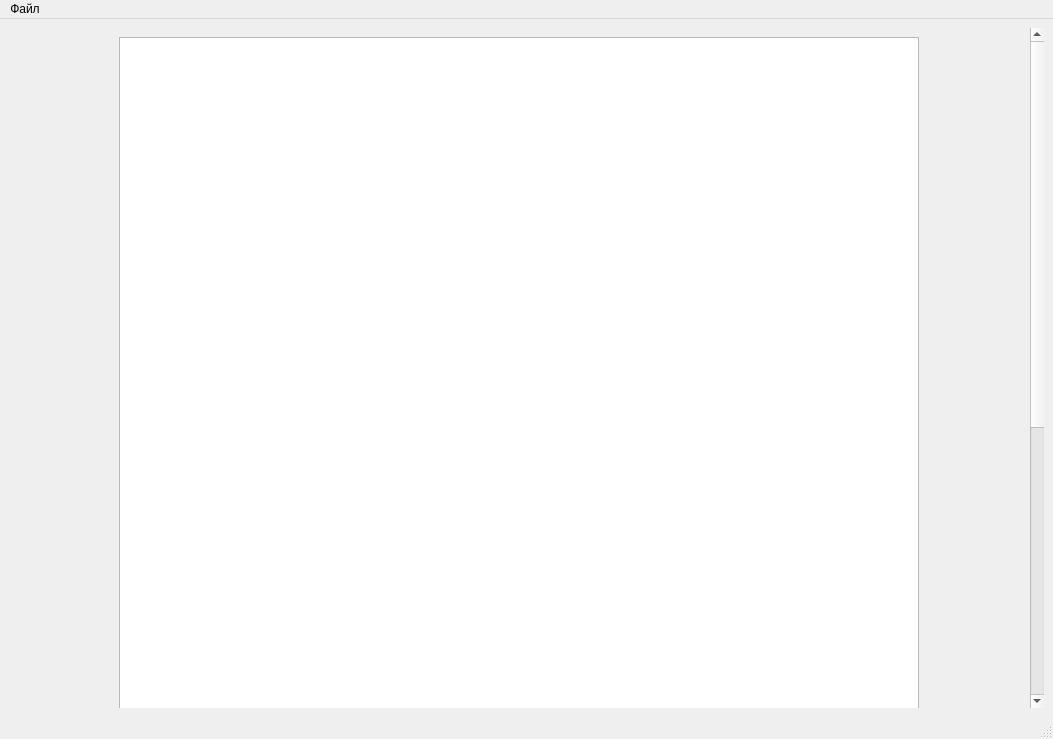
First picture: the form in main/views/main.ui, repository FEEDHILS/Text-Editor, before the edit.
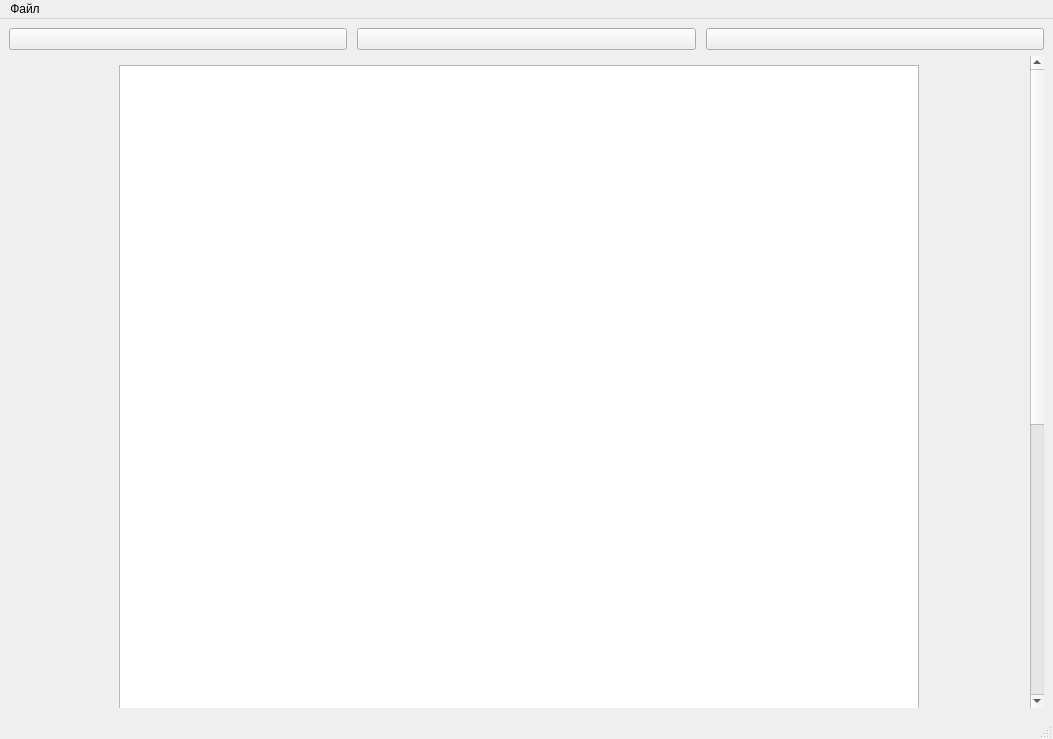
Second picture: the form after the edit. Icons and pictures are not drawn.

Patch:
```diff
--- a/main/views/main.ui
+++ b/main/views/main.ui
@@ -27,7 +27,7 @@
     <property name="leftMargin">
      <number>9</number>
     </property>
-    <item row="0" column="0">
+    <item row="1" column="0">
      <widget class="QScrollArea" name="DocumentArea">
       <property name="sizePolicy">
        <sizepolicy hsizetype="Expanding" vsizetype="Expanding">
@@ -112,7 +112,7 @@
 li.unchecked::marker { content: &quot;\2610&quot;; }
 li.checked::marker { content: &quot;\2612&quot;; }
 &lt;/style&gt;&lt;/head&gt;&lt;body style=&quot; font-family:'Times New Roman'; font-size:12pt; font-weight:400; font-style:normal;&quot;&gt;
-&lt;p style=&quot;-qt-paragraph-type:empty; margin-top:0px; margin-bottom:0px; margin-left:0px; margin-right:0px; -qt-block-indent:0; text-indent:0px; font-family:'Segoe UI'; font-size:9pt;&quot;&gt;&lt;br /&gt;&lt;/p&gt;&lt;/body&gt;&lt;/html&gt;</string>
+&lt;p style=&quot;-qt-paragraph-type:empty; margin-top:0px; margin-bottom:0px; margin-left:0px; margin-right:0px; -qt-block-indent:0; text-indent:0px;&quot;&gt;&lt;br /&gt;&lt;/p&gt;&lt;/body&gt;&lt;/html&gt;</string>
           </property>
          </widget>
         </item>
@@ -120,6 +120,50 @@
       </widget>
      </widget>
     </item>
+    <item row="0" column="0">
+     <layout class="QGridLayout" name="gridLayout_4">
+      <item row="0" column="2">
+       <layout class="QHBoxLayout" name="horizontalLayout">
+        <property name="spacing">
+         <number>10</number>
+        </property>
+        <property name="sizeConstraint">
+         <enum>QLayout::SizeConstraint::SetDefaultConstraint</enum>
+        </property>
+        <item>
+         <widget class="QPushButton" name="BoldStyleButton">
+          <property name="text">
+           <string/>
+          </property>
+          <property name="icon">
+           <iconset theme="QIcon::ThemeIcon::FormatTextBold"/>
+          </property>
+         </widget>
+        </item>
+        <item>
+         <widget class="QPushButton" name="ItalicStyleButton">
+          <property name="text">
+           <string/>
+          </property>
+          <property name="icon">
+           <iconset theme="QIcon::ThemeIcon::FormatTextItalic"/>
+          </property>
+         </widget>
+        </item>
+        <item>
+         <widget class="QPushButton" name="UnderlineStyleButton">
+          <property name="text">
+           <string/>
+          </property>
+          <property name="icon">
+           <iconset theme="QIcon::ThemeIcon::FormatTextUnderline"/>
+          </property>
+         </widget>
+        </item>
+       </layout>
+      </item>
+     </layout>
+    </item>
    </layout>
   </widget>
   <widget class="QMenuBar" name="menubar">
```
